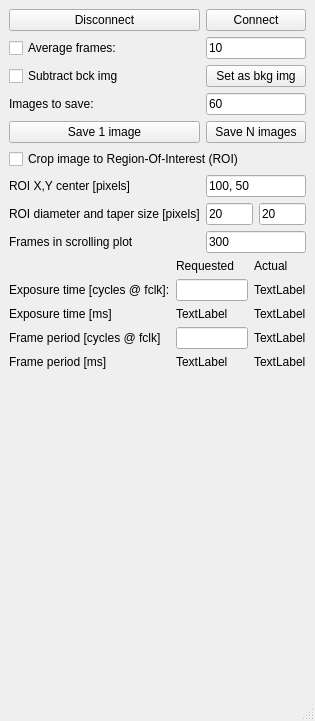
The window that main.ui (jddes/cameraprocess) describes before a commit, drawn with Qt 5.
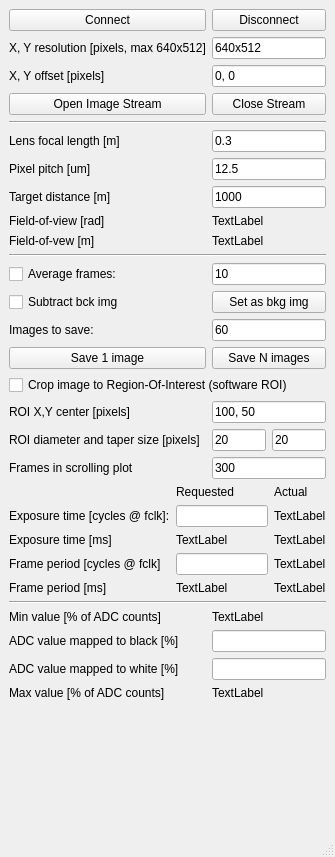
The same window after the commit.

Diff of the .ui file:
```diff
--- a/main.ui
+++ b/main.ui
@@ -6,8 +6,8 @@
    <rect>
     <x>0</x>
     <y>0</y>
-    <width>315</width>
-    <height>721</height>
+    <width>335</width>
+    <height>857</height>
    </rect>
   </property>
   <property name="windowTitle">
@@ -17,7 +17,25 @@
    <layout class="QHBoxLayout" name="horizontalLayout">
     <item>
      <layout class="QGridLayout" name="gridLayout">
-      <item row="2" column="1">
+      <item row="20" column="1">
+       <layout class="QHBoxLayout" name="horizontalLayout_2">
+        <item>
+         <widget class="QLineEdit" name="editROIradius">
+          <property name="text">
+           <string>20</string>
+          </property>
+         </widget>
+        </item>
+        <item>
+         <widget class="QLineEdit" name="editROItaper">
+          <property name="text">
+           <string>20</string>
+          </property>
+         </widget>
+        </item>
+       </layout>
+      </item>
+      <item row="14" column="1">
        <widget class="QLineEdit" name="editN">
         <property name="maximumSize">
          <size>
@@ -30,109 +48,111 @@
         </property>
        </widget>
       </item>
-      <item row="3" column="1">
+      <item row="15" column="1">
        <widget class="QPushButton" name="btnBck">
         <property name="text">
          <string>Set as bkg img</string>
         </property>
        </widget>
       </item>
-      <item row="3" column="0">
+      <item row="14" column="0">
+       <widget class="QCheckBox" name="chkAvg">
+        <property name="text">
+         <string>Average frames:</string>
+        </property>
+       </widget>
+      </item>
+      <item row="17" column="1">
+       <widget class="QPushButton" name="pushButton_3">
+        <property name="text">
+         <string>Save N images</string>
+        </property>
+       </widget>
+      </item>
+      <item row="16" column="0">
+       <widget class="QLabel" name="label">
+        <property name="text">
+         <string>Images to save:</string>
+        </property>
+       </widget>
+      </item>
+      <item row="15" column="0">
        <widget class="QCheckBox" name="chkSubtract">
         <property name="text">
          <string>Subtract bck img</string>
         </property>
        </widget>
       </item>
-      <item row="8" column="0">
+      <item row="20" column="0">
        <widget class="QLabel" name="label_7">
         <property name="text">
          <string>ROI diameter and taper size [pixels]</string>
         </property>
        </widget>
       </item>
-      <item row="1" column="1">
-       <widget class="QPushButton" name="btnConnect">
-        <property name="text">
-         <string>Connect</string>
-        </property>
-       </widget>
-      </item>
-      <item row="4" column="1">
+      <item row="16" column="1">
        <widget class="QLineEdit" name="lineEdit">
         <property name="text">
          <string>60</string>
         </property>
        </widget>
       </item>
-      <item row="5" column="1">
-       <widget class="QPushButton" name="pushButton_3">
-        <property name="text">
-         <string>Save N images</string>
-        </property>
-       </widget>
-      </item>
-      <item row="1" column="0">
-       <widget class="QPushButton" name="btnDisconnect">
-        <property name="text">
-         <string>Disconnect</string>
-        </property>
-       </widget>
-      </item>
-      <item row="4" column="0">
-       <widget class="QLabel" name="label">
-        <property name="text">
-         <string>Images to save:</string>
-        </property>
-       </widget>
-      </item>
-      <item row="5" column="0">
+      <item row="17" column="0">
        <widget class="QPushButton" name="pushButton_2">
         <property name="text">
          <string>Save 1 image</string>
         </property>
        </widget>
       </item>
-      <item row="8" column="1">
-       <layout class="QHBoxLayout" name="horizontalLayout_2">
-        <item>
-         <widget class="QLineEdit" name="editROIradius">
-          <property name="text">
-           <string>20</string>
-          </property>
-         </widget>
-        </item>
-        <item>
-         <widget class="QLineEdit" name="editROItaper">
-          <property name="text">
-           <string>20</string>
-          </property>
-         </widget>
-        </item>
-       </layout>
-      </item>
-      <item row="2" column="0">
-       <widget class="QCheckBox" name="chkAvg">
-        <property name="text">
-         <string>Average frames:</string>
-        </property>
-       </widget>
-      </item>
-      <item row="6" column="0" colspan="2">
+      <item row="18" column="0" colspan="2">
        <widget class="QCheckBox" name="chkROI">
         <property name="text">
-         <string>Crop image to Region-Of-Interest (ROI)</string>
+         <string>Crop image to Region-Of-Interest (software ROI)</string>
         </property>
        </widget>
       </item>
-      <item row="7" column="0">
+      <item row="19" column="1">
+       <widget class="QLineEdit" name="editROIcenter">
+        <property name="text">
+         <string>100, 50</string>
+        </property>
+       </widget>
+      </item>
+      <item row="21" column="1">
+       <widget class="QLineEdit" name="editFramesInScrolling">
+        <property name="text">
+         <string>300</string>
+        </property>
+       </widget>
+      </item>
+      <item row="19" column="0">
        <widget class="QLabel" name="label_6">
         <property name="text">
          <string>ROI X,Y center [pixels]</string>
         </property>
        </widget>
       </item>
-      <item row="10" column="0" colspan="2">
+      <item row="21" column="0">
+       <widget class="QLabel" name="label_8">
+        <property name="text">
+         <string>Frames in scrolling plot</string>
+        </property>
+       </widget>
+      </item>
+      <item row="28" column="1">
+       <spacer name="verticalSpacer">
+        <property name="orientation">
+         <enum>Qt::Vertical</enum>
+        </property>
+        <property name="sizeHint" stdset="0">
+         <size>
+          <width>20</width>
+          <height>40</height>
+         </size>
+        </property>
+       </spacer>
+      </item>
+      <item row="22" column="0" colspan="2">
        <layout class="QGridLayout" name="gridLayout_2">
         <item row="2" column="2">
          <widget class="QLabel" name="lblExposureMSActual">
@@ -226,37 +246,198 @@
         </item>
        </layout>
       </item>
-      <item row="11" column="1">
-       <spacer name="verticalSpacer">
-        <property name="orientation">
-         <enum>Qt::Vertical</enum>
+      <item row="2" column="1">
+       <widget class="QPushButton" name="btnDisconnect">
+        <property name="text">
+         <string>Disconnect</string>
         </property>
-        <property name="sizeHint" stdset="0">
-         <size>
-          <width>20</width>
-          <height>40</height>
-         </size>
+       </widget>
+      </item>
+      <item row="8" column="1">
+       <widget class="QLineEdit" name="editPixelPitch">
+        <property name="text">
+         <string>12.5</string>
         </property>
-       </spacer>
+       </widget>
       </item>
-      <item row="7" column="1">
-       <widget class="QLineEdit" name="editROIcenter">
+      <item row="2" column="0">
+       <widget class="QPushButton" name="btnConnect">
         <property name="text">
-         <string>100, 50</string>
+         <string>Connect</string>
+        </property>
+       </widget>
+      </item>
+      <item row="3" column="0">
+       <widget class="QLabel" name="label_12">
+        <property name="text">
+         <string>X, Y resolution [pixels, max 640x512]</string>
+        </property>
+       </widget>
+      </item>
+      <item row="4" column="0">
+       <widget class="QLabel" name="label_11">
+        <property name="text">
+         <string>X, Y offset [pixels]</string>
+        </property>
+       </widget>
+      </item>
+      <item row="4" column="1">
+       <widget class="QLineEdit" name="editXYoffset">
+        <property name="text">
+         <string>0, 0</string>
+        </property>
+       </widget>
+      </item>
+      <item row="3" column="1">
+       <widget class="QLineEdit" name="editResolution">
+        <property name="text">
+         <string>640x512</string>
         </property>
        </widget>
       </item>
       <item row="9" column="0">
-       <widget class="QLabel" name="label_8">
+       <widget class="QLabel" name="lblTargetDistance">
         <property name="text">
-         <string>Frames in scrolling plot</string>
+         <string>Target distance [m]</string>
+        </property>
+       </widget>
+      </item>
+      <item row="7" column="1">
+       <widget class="QLineEdit" name="editFocalLength">
+        <property name="text">
+         <string>0.3</string>
+        </property>
+       </widget>
+      </item>
+      <item row="8" column="0">
+       <widget class="QLabel" name="label_15">
+        <property name="text">
+         <string>Pixel pitch [um]</string>
+        </property>
+       </widget>
+      </item>
+      <item row="12" column="0">
+       <widget class="QLabel" name="label_17">
+        <property name="text">
+         <string>Field-of-vew [m]</string>
+        </property>
+       </widget>
+      </item>
+      <item row="7" column="0">
+       <widget class="QLabel" name="label_13">
+        <property name="text">
+         <string>Lens focal length [m]</string>
+        </property>
+       </widget>
+      </item>
+      <item row="10" column="0">
+       <widget class="QLabel" name="label_14">
+        <property name="text">
+         <string>Field-of-view [rad]</string>
         </property>
        </widget>
       </item>
       <item row="9" column="1">
-       <widget class="QLineEdit" name="editFramesInScrolling">
+       <widget class="QLineEdit" name="editTargetDistance">
         <property name="text">
-         <string>300</string>
+         <string>1000</string>
+        </property>
+       </widget>
+      </item>
+      <item row="24" column="0">
+       <widget class="QLabel" name="label_16">
+        <property name="text">
+         <string>Min value [% of ADC counts]</string>
+        </property>
+       </widget>
+      </item>
+      <item row="5" column="1">
+       <widget class="QPushButton" name="btnCloseStream">
+        <property name="text">
+         <string>Close Stream</string>
+        </property>
+       </widget>
+      </item>
+      <item row="13" column="0" colspan="2">
+       <widget class="Line" name="line_2">
+        <property name="orientation">
+         <enum>Qt::Horizontal</enum>
+        </property>
+       </widget>
+      </item>
+      <item row="10" column="1">
+       <widget class="QLabel" name="lblFOVradians">
+        <property name="text">
+         <string>TextLabel</string>
+        </property>
+       </widget>
+      </item>
+      <item row="25" column="0">
+       <widget class="QLabel" name="label_19">
+        <property name="text">
+         <string>ADC value mapped to black [%]</string>
+        </property>
+       </widget>
+      </item>
+      <item row="5" column="0">
+       <widget class="QPushButton" name="btnOpenStream">
+        <property name="text">
+         <string>Open Image Stream</string>
+        </property>
+       </widget>
+      </item>
+      <item row="12" column="1">
+       <widget class="QLabel" name="lblFOVmeters">
+        <property name="text">
+         <string>TextLabel</string>
+        </property>
+       </widget>
+      </item>
+      <item row="6" column="0" colspan="2">
+       <widget class="Line" name="line">
+        <property name="orientation">
+         <enum>Qt::Horizontal</enum>
+        </property>
+       </widget>
+      </item>
+      <item row="23" column="0" colspan="2">
+       <widget class="Line" name="line_3">
+        <property name="orientation">
+         <enum>Qt::Horizontal</enum>
+        </property>
+       </widget>
+      </item>
+      <item row="26" column="0">
+       <widget class="QLabel" name="label_20">
+        <property name="text">
+         <string>ADC value mapped to white [%]</string>
+        </property>
+       </widget>
+      </item>
+      <item row="24" column="1">
+       <widget class="QLabel" name="lblMinADC">
+        <property name="text">
+         <string>TextLabel</string>
+        </property>
+       </widget>
+      </item>
+      <item row="27" column="0">
+       <widget class="QLabel" name="label_21">
+        <property name="text">
+         <string>Max value [% of ADC counts]</string>
+        </property>
+       </widget>
+      </item>
+      <item row="25" column="1">
+       <widget class="QLineEdit" name="editADCblack"/>
+      </item>
+      <item row="26" column="1">
+       <widget class="QLineEdit" name="editADCwhite"/>
+      </item>
+      <item row="27" column="1">
+       <widget class="QLabel" name="lblMaxADC">
+        <property name="text">
+         <string>TextLabel</string>
         </property>
        </widget>
       </item>
```
